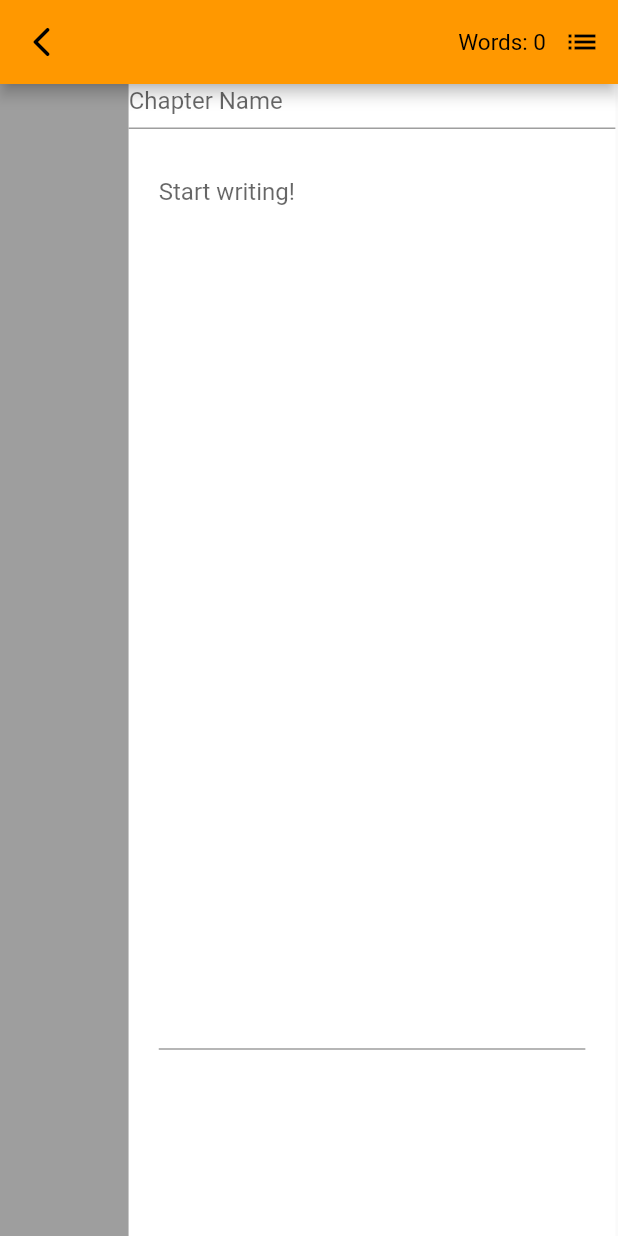
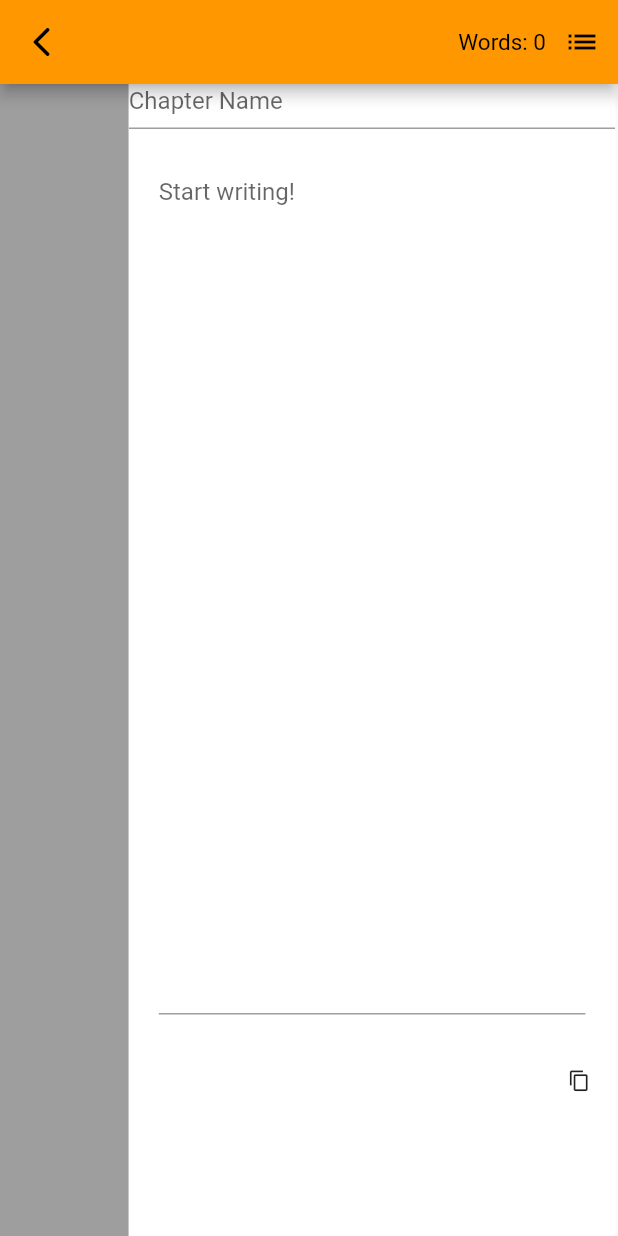
Before and after one commit to jackson338/bowa, a Flutter app: the EditingPage screen opened directly with empty values, after a tap on the "list" icon, after a tap on the "arrow forward ios" icon, on a phone screen of 412 x 824 dp. Run offline on Flutter 3.47's test engine with Material 2 defaults, Android fonts, the phone set to English and light mode, and no system bars; our stand-ins replace flutter_bloc, image_picker, shared_preferences; accounts and stored records are empty.

Commit message:
added a 'copy to clipboard' button and got characters working properly

```diff
--- a/lib/bloc/outline/outline_bloc.dart
+++ b/lib/bloc/outline/outline_bloc.dart
@@ -24,13 +24,14 @@ class OutlineBloc extends Cubit<OutlineState> {
       }
       // retrieving character names from local data
       if (prefs.getStringList('$id characters names') != null) {
+        // print('total character names list: ${prefs.getStringList('$id characters names')!}');
         List<String> charNames = prefs.getStringList('$id characters names')!;
         List<String> looksStrings = prefs.getStringList('$id looks')!;
         List<String> personalities = prefs.getStringList('$id personalities')!;
         List<String> descriptions = prefs.getStringList('$id descriptions')!;
-        List<TextEditingController> character = [];
 
         for (int ind = 0; ind < charNames.length; ind++) {
+          List<TextEditingController> character = [];
           TextEditingController name = TextEditingController();
           TextEditingController looks = TextEditingController();
           TextEditingController personality = TextEditingController();
@@ -43,6 +44,9 @@ class OutlineBloc extends Cubit<OutlineState> {
           character.add(looks);
           character.add(personality);
           character.add(description);
+
+          print('charNames at $ind: ${charNames[ind]}');
+          print('Character name at $ind: ${character[0].text}');
 
           chars.add(character);
         }
--- a/lib/pages/editing_page.dart
+++ b/lib/pages/editing_page.dart
@@ -2,6 +2,7 @@ import 'package:bowa/bloc/chapter_list/chapter_list.dart';
 import 'package:bowa/bloc/editing/editing.dart';
 import 'package:bowa/pages/outline/outline_pages/outline_page.dart';
 import 'package:flutter/material.dart';
+import 'package:flutter/services.dart';
 import 'package:flutter_bloc/flutter_bloc.dart';
 
 class EditingPage extends StatelessWidget {
@@ -215,7 +216,7 @@ class EditingPage extends StatelessWidget {
                                       ),
                                       // chapter text
                                       SizedBox(
-                                        height: MediaQuery.of(context).size.height / 1.3,
+                                        height: MediaQuery.of(context).size.height / 1.35,
                                         child: Padding(
                                           padding: const EdgeInsets.all(20.0),
                                           child: TextField(
@@ -247,6 +248,18 @@ class EditingPage extends StatelessWidget {
                                           ),
                                         ),
                                       ),
+                                      Align(
+                                        alignment: Alignment.bottomRight,
+                                        child: IconButton(
+                                          splashColor: Theme.of(context).primaryColor,
+                                          onPressed: () {
+                                            String copyText = '${state.chapterNames[state.chapterSelected]}\n\n${state.chapterText[state.chapterSelected]}';
+                                             Clipboard.setData(ClipboardData(text: copyText));
+                                          },
+                                          icon: const Icon(Icons.copy),
+                                          iconSize: 15,
+                                        ),
+                                      ),
                                     ],
                                   ),
                                 ],
--- a/lib/pages/outline/outline_expanded_pages/characters_body_expanded.dart
+++ b/lib/pages/outline/outline_expanded_pages/characters_body_expanded.dart
@@ -37,8 +37,6 @@ class CharactersBodyExpanded extends StatelessWidget {
                       if (outlineExpandedBloc.state.characters.isNotEmpty) {
                         TextEditingController name =
                             outlineExpandedBloc.state.characters[index][0];
-                            TextEditingController newCont = TextEditingController();
-                            newCont.text = name.text;
                         TextEditingController looks =
                             outlineExpandedBloc.state.characters[index][1];
                         TextEditingController personality =
@@ -50,7 +48,7 @@ class CharactersBodyExpanded extends StatelessWidget {
                           title: Center(
                             child: TextField(
                               enableInteractiveSelection: true,
-                              controller: newCont,
+                              controller: name,
                               onSubmitted: (change) {
                                 List<List<TextEditingController>> updateCharacters =
                                     outlineBloc.state.characters;
```
Also changed, not shown: lib/pages/outline/outline_pages/characters_body.dart (+2 -17 lines).
